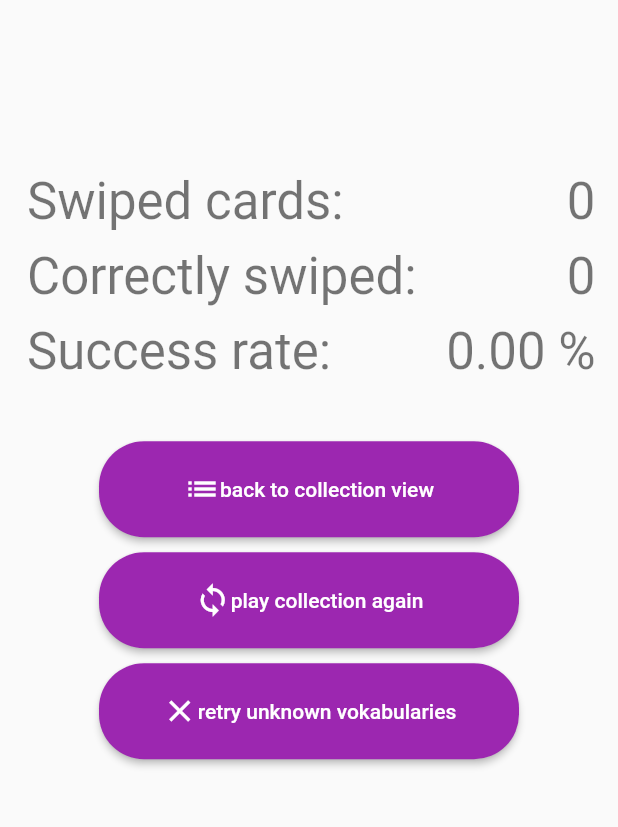
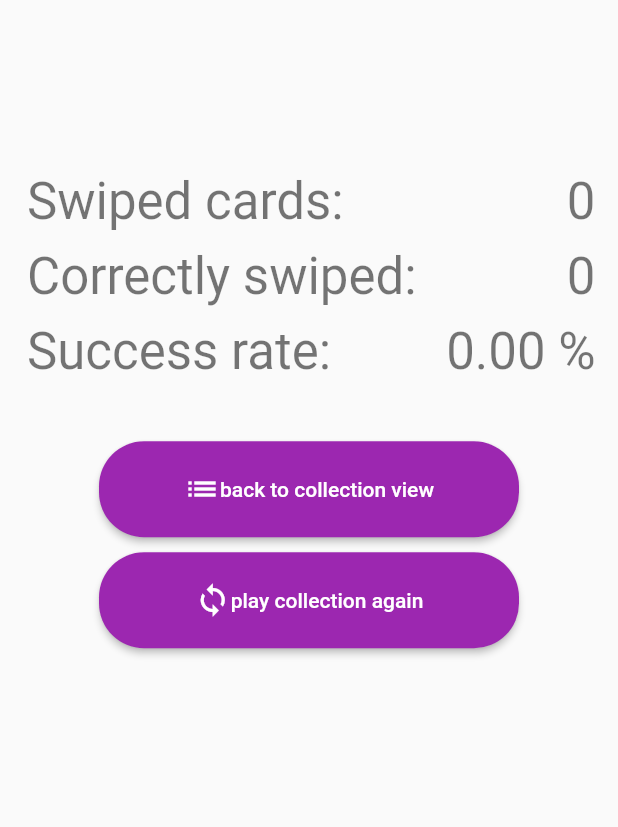
Before and after one commit to kprueger/tabula, a Flutter app: the StatisticScreen screen opened directly with empty values, on a phone screen of 412 x 824 dp, the part 245-1072 px from its top. Run offline on Flutter 3.47's test engine with Material 2 defaults, Android fonts, the light colour scheme and no system bars; our stand-ins replace auto_size_text, envied, flutter_card_swiper, hive, hive_flutter; missing offline and left inert: dart_openai; accounts and stored records are empty; generated files the repository leaves out were written again.

Commit message:
- Fixed crashing bug when only one card in stack to swipe - "retry unknown vocabularies"-button only appears now when there are unknown vocabularies to swipe

```diff
--- a/tabula/lib/pages/statistic_screen.dart
+++ b/tabula/lib/pages/statistic_screen.dart
@@ -205,7 +205,9 @@ class _StatisticScreenState extends State<StatisticScreen> {
           ),
         ),
         const SizedBox(height: 10),
-        SizedBox(
+        Visibility(
+          visible: !widget.wrongCards.isEmpty, // Button ist sichtbar, wenn wrongCards nicht leer ist
+          child: SizedBox(
             width: 280.0,
             child: ElevatedButton(
               style: ButtonStyle(
@@ -214,11 +216,11 @@ class _StatisticScreenState extends State<StatisticScreen> {
                 shape: MaterialStateProperty.all<RoundedRectangleBorder>(
                   RoundedRectangleBorder(
                     borderRadius: BorderRadius.circular(30.0),
-                ))),
+                  ),
+                ),
+              ),
               onPressed: () {
-              widget.wrongCards.isEmpty
-                  ? null
-                  : Navigator.pushAndRemoveUntil(
+                Navigator.pushAndRemoveUntil(
                   context,
                   MaterialPageRoute(
                     builder: (context) => PlayScreen(
@@ -229,19 +231,23 @@ class _StatisticScreenState extends State<StatisticScreen> {
                       quick: false,
                       takeFront: widget.takeFront,
                       wrongIndexCardsCollection: widget.wrongCards,
-                              )), (r) {
+                    ),
+                  ),
+                      (r) {
                     return false;
-                    });
+                  },
+                );
               },
               child: Row(
                 mainAxisAlignment: MainAxisAlignment.center,
                 children: const [
                   Icon(Icons.close),
                   Text(
-                  "retry unknown vokabularies",
+                    "retry unknown vocabularies",
                     style: TextStyle(color: Colors.white),
                   ),
                 ],
+              ),
             ),
           ),
         ),
```
Also changed, not shown: tabula/lib/pages/play_screen.dart (+6 -1 lines). Lines whose indentation alone changed are shown as unchanged.
